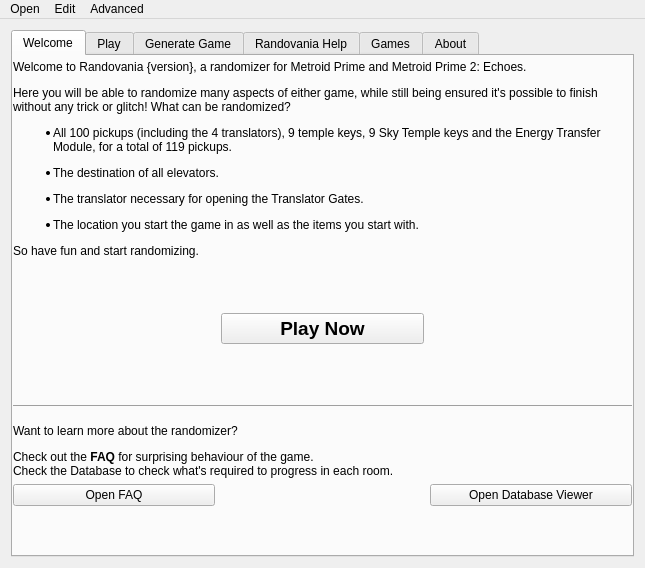
This is randovania/gui/ui_files/main_window.ui in randovania/randovania as Qt 5 draws it before an edit. The edited form follows.
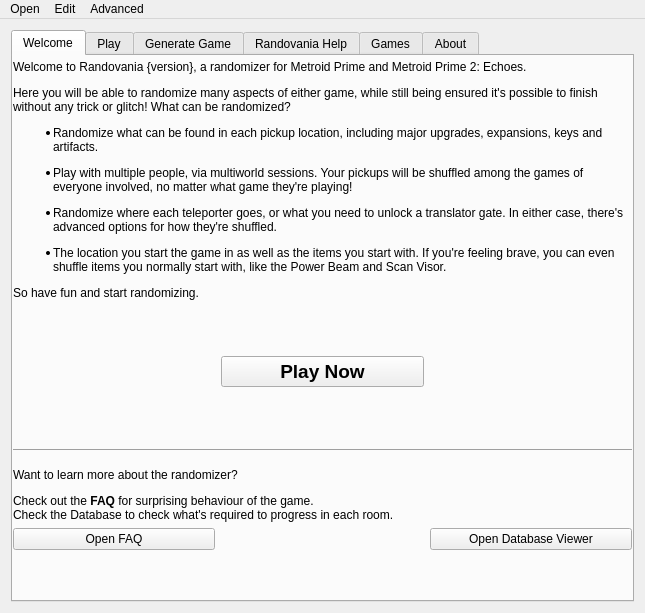
This is the edited form. Icons and pictures are not drawn. Custom widgets are drawn as their Qt base class.

Commit message: Add experimental games, update main page and readme

Diff of the .ui file:
```diff
--- a/randovania/gui/ui_files/main_window.ui
+++ b/randovania/gui/ui_files/main_window.ui
@@ -7,7 +7,7 @@
     <x>0</x>
     <y>0</y>
     <width>645</width>
-    <height>568</height>
+    <height>613</height>
    </rect>
   </property>
   <property name="maximumSize">
@@ -132,7 +132,7 @@
         <item row="0" column="0" colspan="3">
          <widget class="QLabel" name="intro_label">
           <property name="text">
-           <string>&lt;html&gt;&lt;head/&gt;&lt;body&gt;&lt;p&gt;Welcome to Randovania {version}, a randomizer for Metroid Prime and Metroid Prime 2: Echoes.&lt;/p&gt;&lt;p&gt;Here you will be able to randomize many aspects of either game, while still being ensured it's possible to finish without any trick or glitch! What can be randomized?&lt;/p&gt;&lt;ul style=&quot;margin-top: 0px; margin-bottom: 0px; margin-left: 0px; margin-right: 0px; -qt-list-indent: 1;&quot;&gt;&lt;li style=&quot; margin-top:12px; margin-bottom:0px; margin-left:0px; margin-right:0px; -qt-block-indent:0; text-indent:0px;&quot;&gt;All 100 pickups (including the 4 translators), 9 temple keys, 9 Sky Temple keys and the Energy Transfer Module, for a total of 119 pickups.&lt;/li&gt;&lt;li style=&quot; margin-top:12px; margin-bottom:0px; margin-left:0px; margin-right:0px; -qt-block-indent:0; text-indent:0px;&quot;&gt;The destination of all elevators.&lt;/li&gt;&lt;li style=&quot; margin-top:12px; margin-bottom:0px; margin-left:0px; margin-right:0px; -qt-block-indent:0; text-indent:0px;&quot;&gt;The translator necessary for opening the Translator Gates.&lt;/li&gt;&lt;li style=&quot; margin-top:12px; margin-bottom:0px; margin-left:0px; margin-right:0px; -qt-block-indent:0; text-indent:0px;&quot;&gt;The location you start the game in as well as the items you start with.&lt;/li&gt;&lt;/ul&gt;&lt;p&gt;So have fun and start randomizing.&lt;/p&gt;&lt;/body&gt;&lt;/html&gt;</string>
+           <string>&lt;html&gt;&lt;head/&gt;&lt;body&gt;&lt;p&gt;Welcome to Randovania {version}, a randomizer for Metroid Prime and Metroid Prime 2: Echoes.&lt;/p&gt;&lt;p&gt;Here you will be able to randomize many aspects of either game, while still being ensured it's possible to finish without any trick or glitch! What can be randomized?&lt;/p&gt;&lt;ul style=&quot;margin-top: 0px; margin-bottom: 0px; margin-left: 0px; margin-right: 0px; -qt-list-indent: 1;&quot;&gt;&lt;li style=&quot; margin-top:12px; margin-bottom:0px; margin-left:0px; margin-right:0px; -qt-block-indent:0; text-indent:0px;&quot;&gt;Randomize what can be found in each pickup location, including major upgrades, expansions, keys and artifacts.&lt;/li&gt;&lt;li style=&quot; margin-top:12px; margin-bottom:0px; margin-left:0px; margin-right:0px; -qt-block-indent:0; text-indent:0px;&quot;&gt;Play with multiple people, via multiworld sessions. Your pickups will be shuffled among the games of everyone involved, no matter what game they're playing!&lt;/li&gt;&lt;li style=&quot; margin-top:12px; margin-bottom:0px; margin-left:0px; margin-right:0px; -qt-block-indent:0; text-indent:0px;&quot;&gt;Randomize where each teleporter goes, or what you need to unlock a translator gate. In either case, there's advanced options for how they're shuffled.&lt;/li&gt;&lt;li style=&quot; margin-top:12px; margin-bottom:0px; margin-left:0px; margin-right:0px; -qt-block-indent:0; text-indent:0px;&quot;&gt;The location you start the game in as well as the items you start with. If you're feeling brave, you can even shuffle items you normally start with, like the Power Beam and Scan Visor.&lt;/li&gt;&lt;/ul&gt;&lt;p&gt;So have fun and start randomizing.&lt;/p&gt;&lt;/body&gt;&lt;/html&gt;</string>
           </property>
           <property name="scaledContents">
            <bool>false</bool>
```
Left out of the diff: 17 changed lines with no effect on the pictures. The commit also changes 6 other files.
